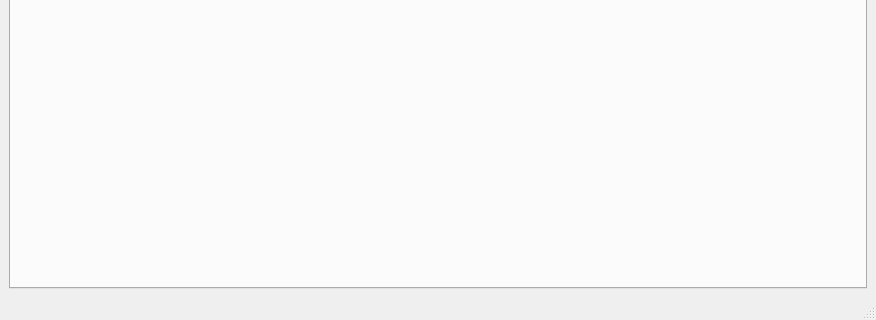
Old version of the form poker/gui/ui/analyser_form.ui in the repository dickreuter/Poker; both pictures show x 0 to 876 and y 626 to 946 of the 876 by 946 pixel window.
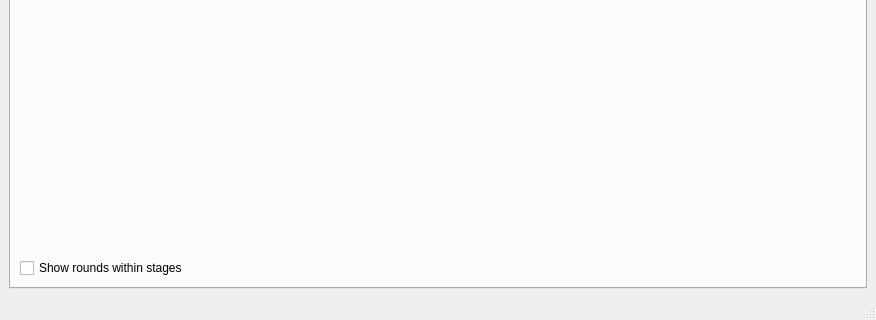
New version of the form.

Commit message: make rounds view optional

```diff
--- a/poker/gui/ui/analyser_form.ui
+++ b/poker/gui/ui/analyser_form.ui
@@ -128,13 +128,6 @@
         </item>
         <item>
          <layout class="QHBoxLayout" name="horizontalLayout_2">
-          <item>
-           <layout class="QHBoxLayout" name="horizontalLayout_3">
-            <item>
-             <widget class="QWidget" name="widget_3" native="true"/>
-            </item>
-           </layout>
-          </item>
           <item>
            <layout class="QVBoxLayout" name="vLayout_bar">
             <item>
@@ -142,8 +135,22 @@
             </item>
            </layout>
           </item>
+          <item>
+           <layout class="QHBoxLayout" name="horizontalLayout_3">
+            <item>
+             <widget class="QWidget" name="widget_3" native="true"/>
+            </item>
+           </layout>
+          </item>
          </layout>
         </item>
+        <item>
+         <widget class="QCheckBox" name="show_rounds">
+          <property name="text">
+           <string>Show rounds within stages</string>
+          </property>
+         </widget>
+        </item>
        </layout>
       </widget>
       <widget class="QWidget" name="tab_2">
```
The commit also changes 2 other files.
